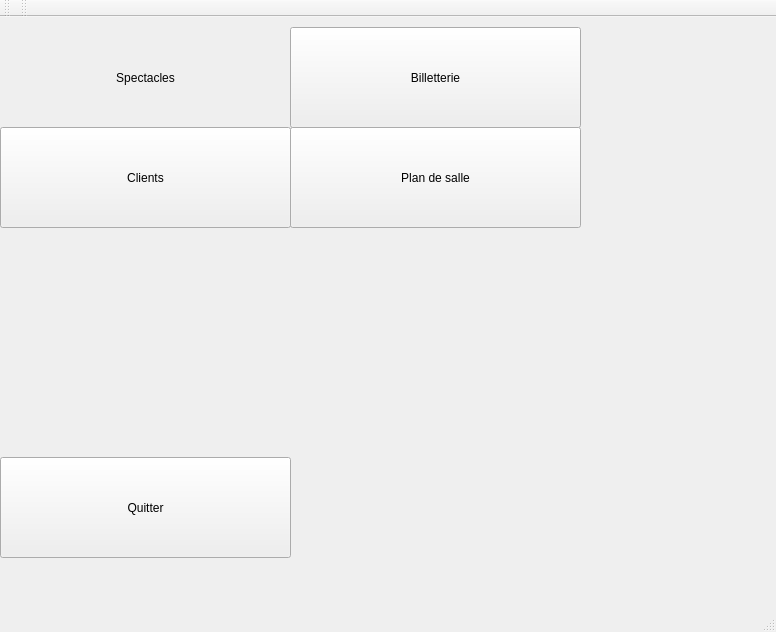
Above: FestiClicC/accueil.ui from FestiClic/FestiClic3 before the change. Below: the same form after it.
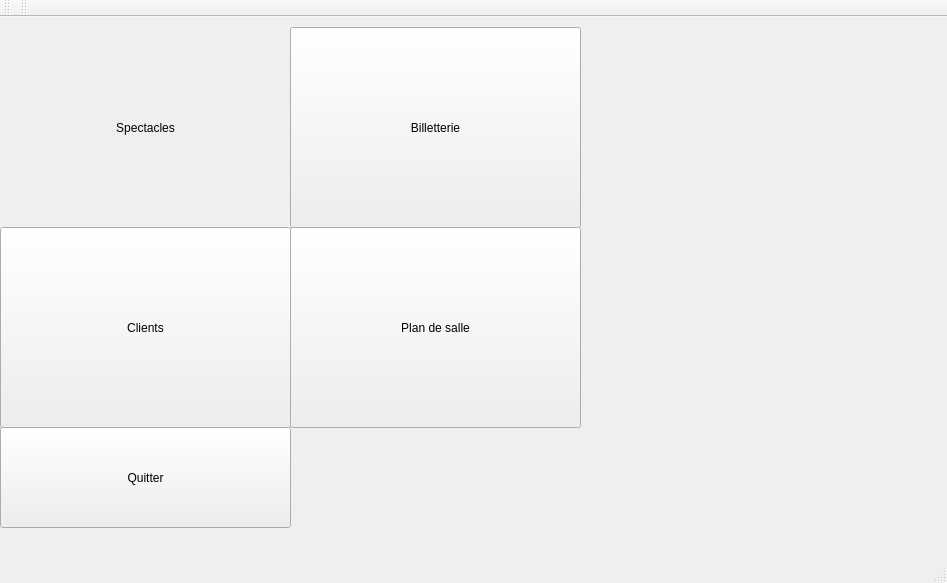
That is the form after the change. Icons and pictures are not drawn.

```diff
--- a/FestiClicC/accueil.ui
+++ b/FestiClicC/accueil.ui
@@ -6,8 +6,8 @@
    <rect>
     <x>0</x>
     <y>0</y>
-    <width>776</width>
-    <height>632</height>
+    <width>947</width>
+    <height>583</height>
    </rect>
   </property>
   <property name="windowTitle">
@@ -20,7 +20,7 @@
       <x>0</x>
       <y>10</y>
       <width>291</width>
-      <height>101</height>
+      <height>201</height>
      </rect>
     </property>
     <property name="styleSheet">
@@ -43,9 +43,9 @@
     <property name="geometry">
      <rect>
       <x>0</x>
-      <y>110</y>
+      <y>210</y>
       <width>291</width>
-      <height>101</height>
+      <height>201</height>
      </rect>
     </property>
     <property name="text">
@@ -58,7 +58,7 @@
       <x>290</x>
       <y>10</y>
       <width>291</width>
-      <height>101</height>
+      <height>201</height>
      </rect>
     </property>
     <property name="text">
@@ -69,9 +69,9 @@
     <property name="geometry">
      <rect>
       <x>290</x>
-      <y>110</y>
+      <y>210</y>
       <width>291</width>
-      <height>101</height>
+      <height>201</height>
      </rect>
     </property>
     <property name="text">
@@ -82,7 +82,7 @@
     <property name="geometry">
      <rect>
       <x>0</x>
-      <y>440</y>
+      <y>410</y>
       <width>291</width>
       <height>101</height>
      </rect>
```
Left out of the diff: 2 changed lines with no effect on the pictures.
